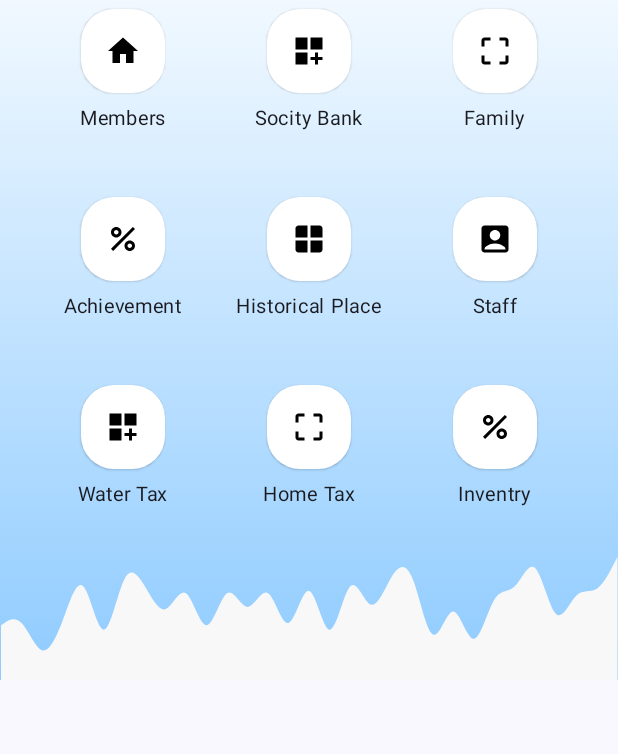
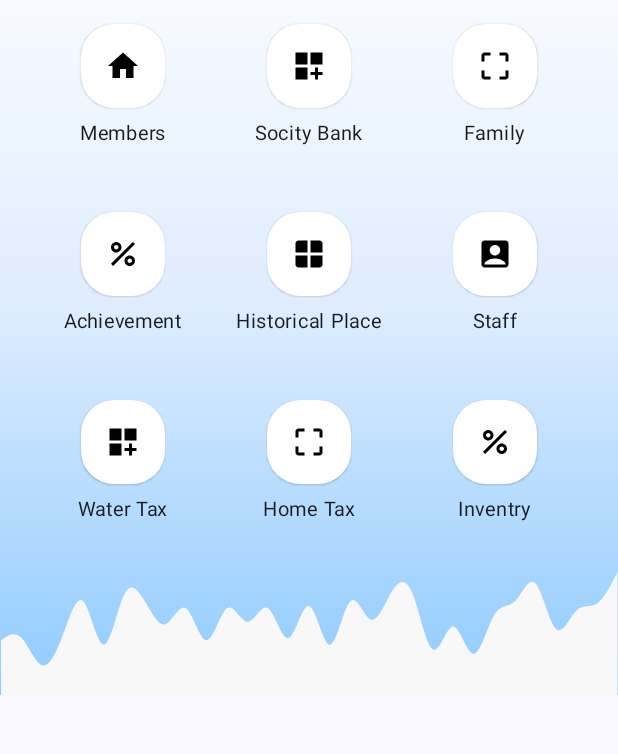
Before and after one commit to vishal4456/Bhoomi, an Android app built with Jetpack Compose: the FirstScreen screen opened through its navigation route, on a phone screen of 412 x 824 dp, the part 96-850 px from its top. Run offline under Robolectric (Android 15) with nearby library versions, the phone set to English and light mode, and no system bars.

Commit message:
littel bit colour code change

```diff
--- a/app/src/main/java/com/bhoomi/MainActivity.kt
+++ b/app/src/main/java/com/bhoomi/MainActivity.kt
@@ -50,7 +50,7 @@ class MainActivity : ComponentActivity() {
         setContent {
             BhoomiTheme {
                 // A surface container using the 'background' color from the theme
-                Surface(modifier = Modifier.background(color = Color.White)) {
+                Surface(modifier = Modifier.background(color = Color(0xFFFFFFFF))) {
                     Scaffold(
                         topBar = { Toolbar()},bottomBar = {  },
                         contentColor = Color(0xFFFFFFFF),
--- a/app/src/main/java/com/bhoomi/Screens/FirstScreen.kt
+++ b/app/src/main/java/com/bhoomi/Screens/FirstScreen.kt
@@ -64,7 +64,7 @@ fun FirstScreen(navHostController: NavHostController) {
 @Composable
 fun Toolbar() {
     // val context = LocalContext.current
-    TopAppBar(modifier = Modifier.background(color = Color.White),
+    TopAppBar(modifier = Modifier.background(color = Color(0xFFFFFFFF)),
         /*backgroundColor = Color.White*/        title = {
             Text("Welcome Bhoomi", color = Color.Black, fontWeight = FontWeight.Bold)
         },
@@ -95,16 +95,17 @@ fun Toolbar() {
 @Composable
 fun RecyclerView(Data: List<MainpageData>) {
     Column(
-        Modifier
+        Modifier.padding(bottom = 10.dp)
             .background(
                 brush = Brush.verticalGradient(
                     listOf(
                         Color(0xFFFFFFFF),
+                        Color(0x2233A5FF),
                         Color(0x8A33A5FF)
                     )
                 )
             )
-            .padding(top = 50.dp),
+            .padding(top = 60.dp),
     ) {
         LazyVerticalGrid(
             columns = GridCells.Fixed(3), modifier = Modifier
```
